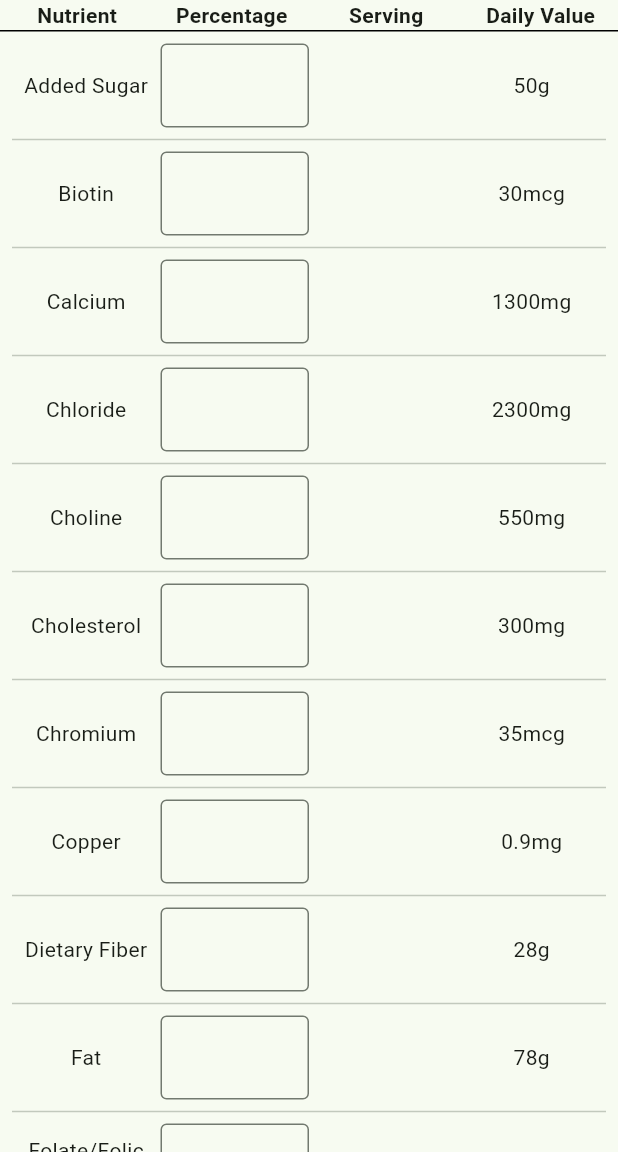
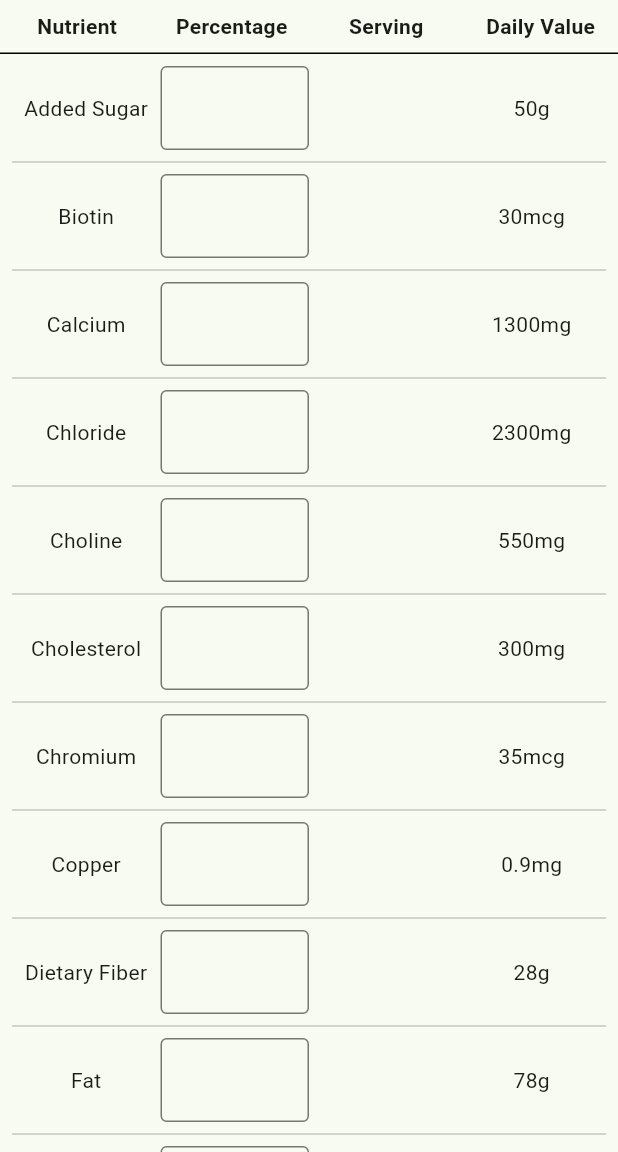
Before and after one commit to ananaso/DailyValueCalculator, a Flutter app: the screen it shows after launch, on a phone screen of 412 x 824 dp, the part 84-1236 px from its top. Run offline on Flutter 3.47's test engine with Material 3 defaults, Android fonts, the phone set to English and light mode, and no system bars.

Commit message:
set height constraint for header

```diff
--- a/lib/nutrition_list.dart
+++ b/lib/nutrition_list.dart
@@ -15,6 +15,7 @@ class _NutrientListState extends State<NutrientList> {
     return Column(children: [
       Container(
         decoration: const BoxDecoration(border: Border(bottom: BorderSide())),
+        height: 36,
         child: const Row(
           children: [
             Expanded(
```
